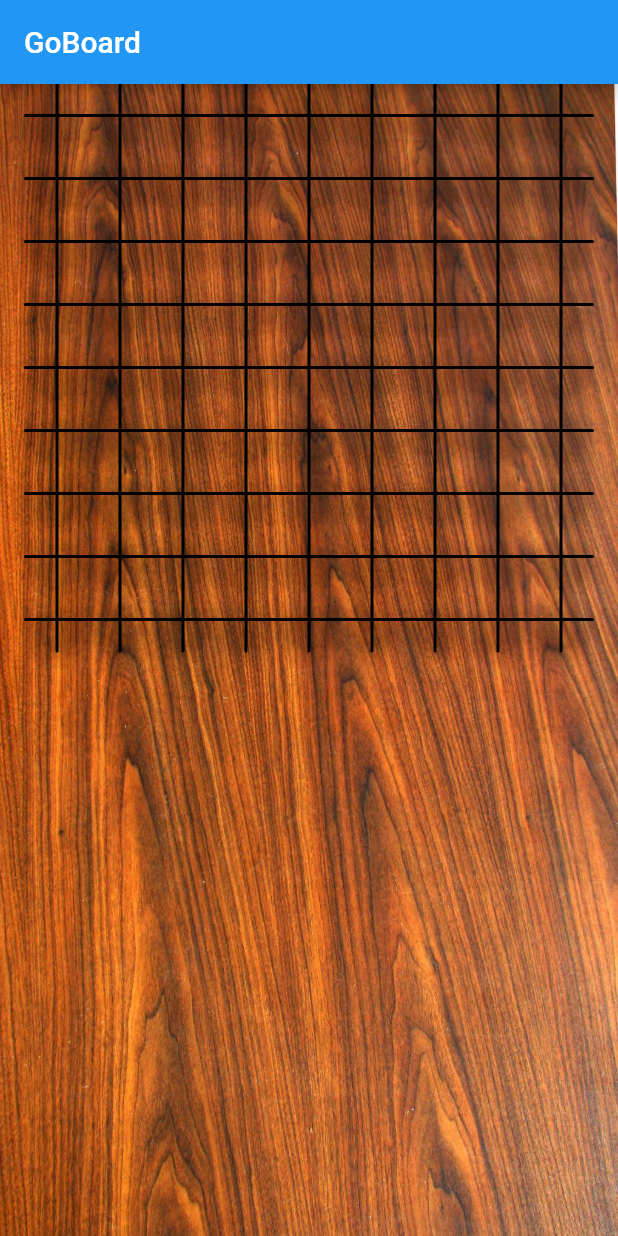
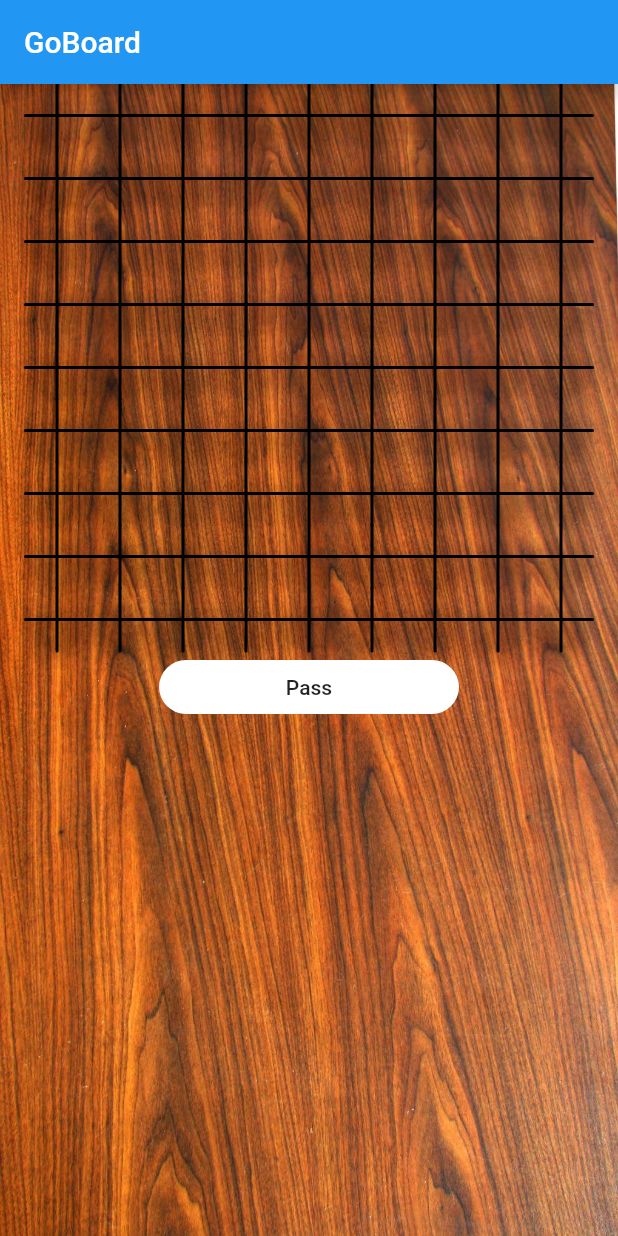
Before and after one commit to Kugl/goboard, a Flutter app: the screen it shows after launch, on a phone screen of 412 x 824 dp. Run offline on Flutter 3.47's test engine with Material 2 defaults, Android fonts, the phone set to English and light mode, and no system bars.

Commit message:
Pass button visualized

```diff
--- a/go_board/lib/game/gameVisu.dart
+++ b/go_board/lib/game/gameVisu.dart
@@ -15,8 +15,6 @@ class _GameState extends State<Game> {
 
   @override
   Widget build(BuildContext context) {
-    print("State:");
-    print(game.boardState);
     //TODO: Container and column can be removed after testing
     //Provides the Game data down the tree
     return ChangeNotifierProvider<GameData>(
@@ -28,6 +26,16 @@ class _GameState extends State<Game> {
             boardState: game.boardState,
           ),
         ),
+        Container(
+          width: 200,
+          child: FlatButton(
+            shape:
+                RoundedRectangleBorder(borderRadius: BorderRadius.circular(20)),
+            onPressed: () {},
+            child: Text("Pass"),
+            color: Colors.white,
+          ),
+        ),
       ]),
     );
   }
```
Also changed, not shown: go_board/lib/counter.dart (deleted, +0 -7 lines).
